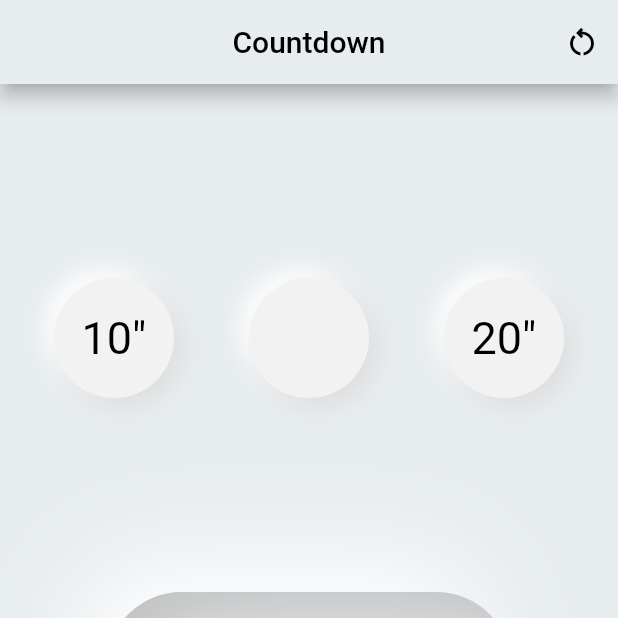
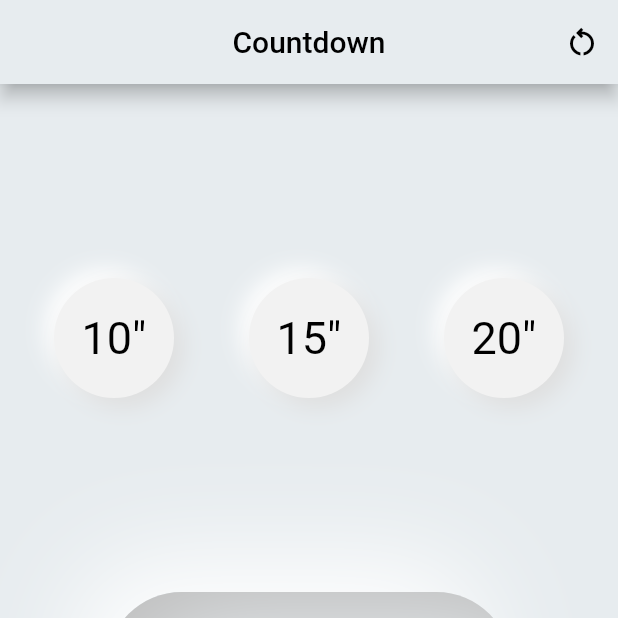
Before and after one commit to alecorodri/countdown_modern_design, a Flutter app: the screen it shows after launch, on a phone screen of 412 x 824 dp, the top half of it. Run offline on Flutter 3.47's test engine with Material 2 defaults, Android fonts, the phone set to English and light mode, and no system bars; drawn by our look-alikes of clay_containers; our stand-ins replace flutter_inset_box_shadow.

Commit message:
fix const error

```diff
--- a/lib/pages/home_page.dart
+++ b/lib/pages/home_page.dart
@@ -85,17 +85,17 @@ class _CounterView extends StatelessWidget {
               width: 50,
             ),
             ClayContainer(
-              // child:  GestureDetector(
-              //   onTap: () {},
-              //   child: Center(
-              //       child: Text('15"',
-              //           style: TextStyle(color: Colors.black, fontSize: 30))),
-              // ),
               color: baseColor,
               height: 80,
               width: 80,
               borderRadius: 75,
               curveType: CurveType.none,
+              child: GestureDetector(
+                onTap: () {},
+                child: const Center(
+                    child: Text('15"',
+                        style: TextStyle(color: Colors.black, fontSize: 30))),
+              ),
             ),
             const SizedBox(
               width: 50,
```
